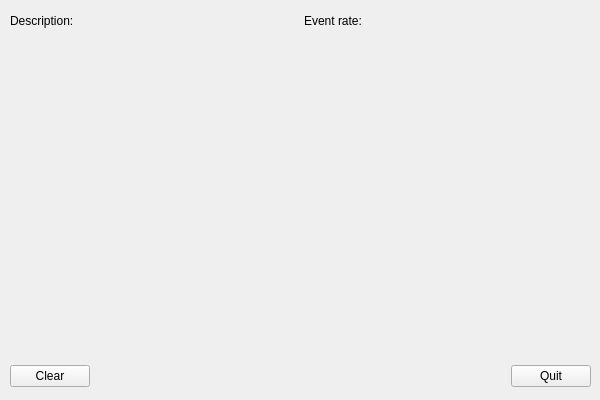
First picture: the form in source/daqlite/MainWindow.ui, repository ess-dmsc/daquiri, before the edit.
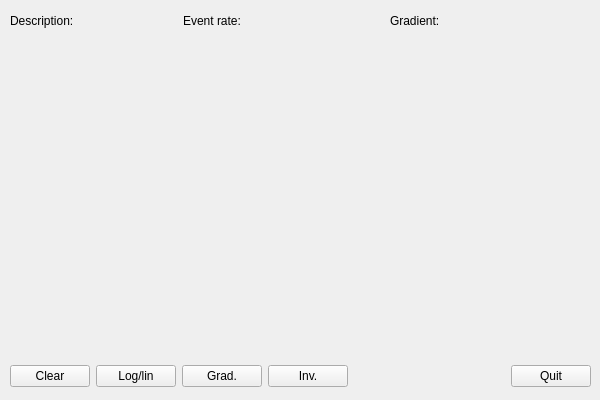
Second picture: the form after the edit.

Commit message: added dynamic plot buttons

```diff
--- a/source/daqlite/MainWindow.ui
+++ b/source/daqlite/MainWindow.ui
@@ -30,7 +30,7 @@
      <item>
       <widget class="QLabel" name="label">
        <property name="sizePolicy">
-        <sizepolicy hsizetype="Minimum" vsizetype="Preferred">
+        <sizepolicy hsizetype="Fixed" vsizetype="Preferred">
          <horstretch>0</horstretch>
          <verstretch>0</verstretch>
         </sizepolicy>
@@ -67,6 +67,20 @@
        </property>
       </widget>
      </item>
+     <item>
+      <widget class="QLabel" name="label_2">
+       <property name="text">
+        <string>Gradient:</string>
+       </property>
+      </widget>
+     </item>
+     <item>
+      <widget class="QLabel" name="labelGradient">
+       <property name="text">
+        <string/>
+       </property>
+      </widget>
+     </item>
     </layout>
    </widget>
    <widget class="QWidget" name="gridLayoutWidget">
@@ -101,6 +115,27 @@
        </property>
       </widget>
      </item>
+     <item>
+      <widget class="QPushButton" name="pushButtonLog">
+       <property name="text">
+        <string>Log/lin</string>
+       </property>
+      </widget>
+     </item>
+     <item>
+      <widget class="QPushButton" name="pushButtonGradient">
+       <property name="text">
+        <string>Grad.</string>
+       </property>
+      </widget>
+     </item>
+     <item>
+      <widget class="QPushButton" name="pushButtonInvert">
+       <property name="text">
+        <string>Inv.</string>
+       </property>
+      </widget>
+     </item>
      <item>
       <spacer name="horizontalSpacer">
        <property name="orientation">
```
The commit also changes 7 other files.
